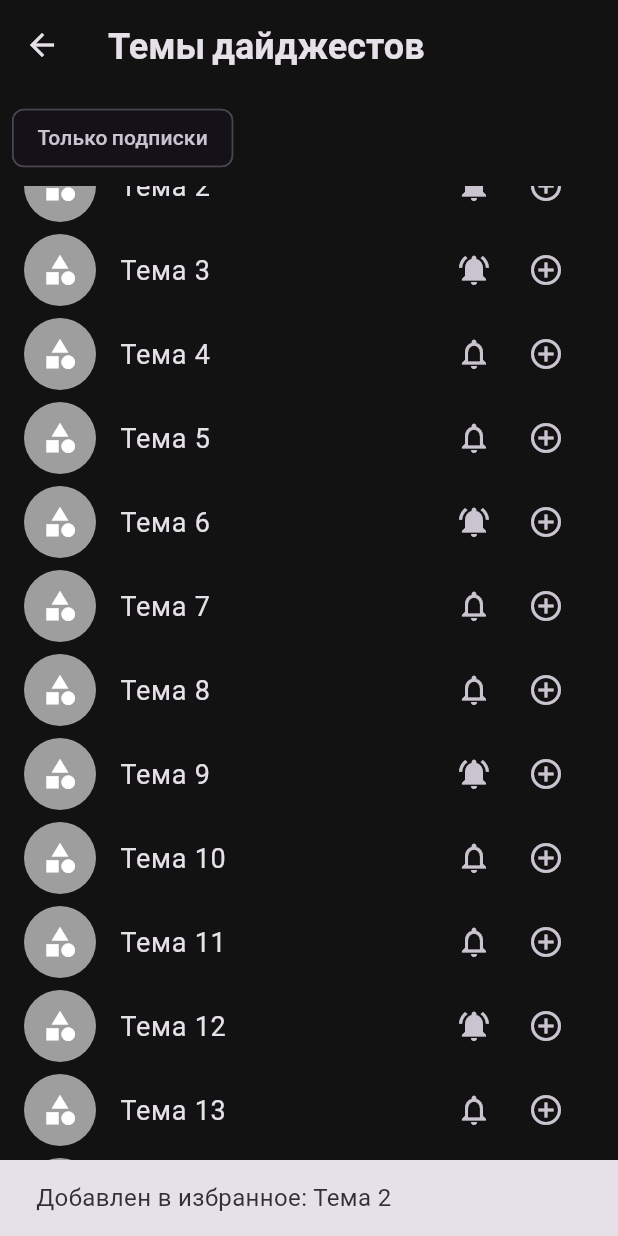
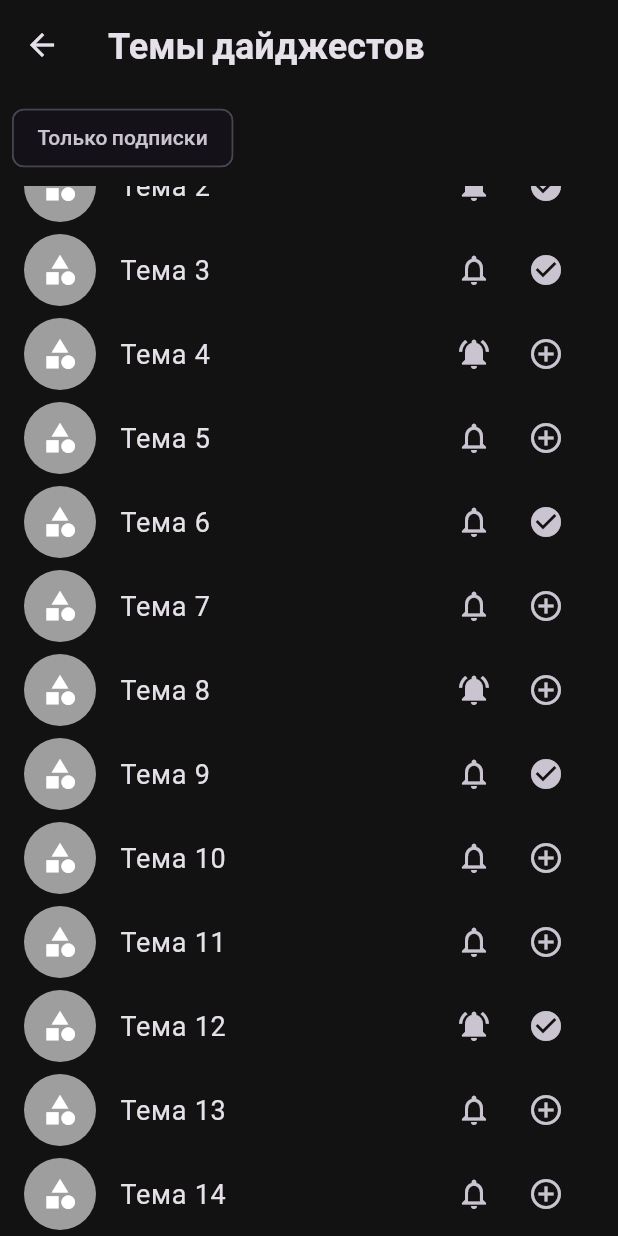
Before and after one commit to KcasTischaWattt/crosswords-mobile-app, a Flutter app: the AllDigestTopicsPage screen opened directly, scrolled down 140 dp, after a tap on the "notifications none" icon, after a tap on the "add circle outline" icon, on a phone screen of 412 x 824 dp. Run offline on Flutter 3.47's test engine with Material 3 defaults, Android fonts, the phone set to English and light mode, and no system bars; our stand-ins replace google_fonts, velocity_x.

Commit message:
Add notification toggle and update subscription logic in digest topics

```diff
--- a/lib/screens/all_digest_topics_page.dart
+++ b/lib/screens/all_digest_topics_page.dart
@@ -13,8 +13,9 @@ class _AllDigestTopicsPageState extends State<AllDigestTopicsPage> {
   final List<Map<String, dynamic>> _fakeTopics = List.generate(
     15,
         (index) => {
-      "title": "Тема $index",
-      "isSubscribed": index % 3 == 0,
+          "title": "Тема $index",
+          "isSubscribed": index % 3 == 0,
+          "isNotified": index % 4 == 0,
     },
   );
 
@@ -72,19 +73,23 @@ class _AllDigestTopicsPageState extends State<AllDigestTopicsPage> {
                     mainAxisSize: MainAxisSize.min,
                     children: [
                       IconButton(
-                        icon: Icon(topic["isSubscribed"] ? Icons.notifications_active : Icons.notifications_none),
+                        icon: Icon(topic["isNotified"] ? Icons.notifications_active : Icons.notifications_none),
+                        onPressed: () {
+                          setState(() {
+                            topic["isNotified"] = !topic["isNotified"];
+                          });
+                        },
+                      ),
+                      IconButton(
+                        icon: Icon(
+                          topic["isSubscribed"]
+                              ? Icons.check_circle
+                              : Icons.add_circle_outline,
+                        ),
                         onPressed: () {
                           setState(() {
                             topic["isSubscribed"] = !topic["isSubscribed"];
                           });
-                        },
-                      ),
-                      IconButton(
-                        icon: const Icon(Icons.add_circle_outline),
-                        onPressed: () {
-                          ScaffoldMessenger.of(context).showSnackBar(
-                            SnackBar(content: Text("Добавлен в избранное: ${topic["title"]}")),
-                          );
                         },
                       ),
                     ],
```
